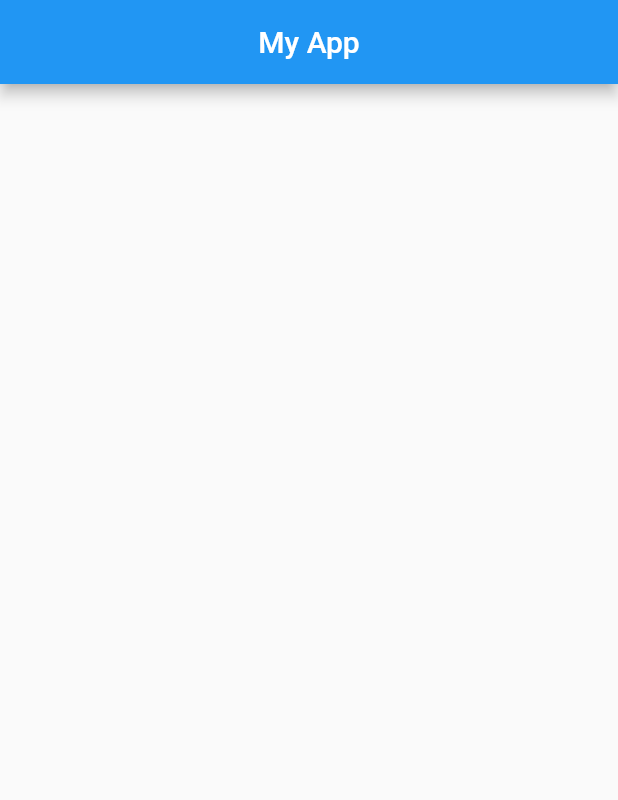
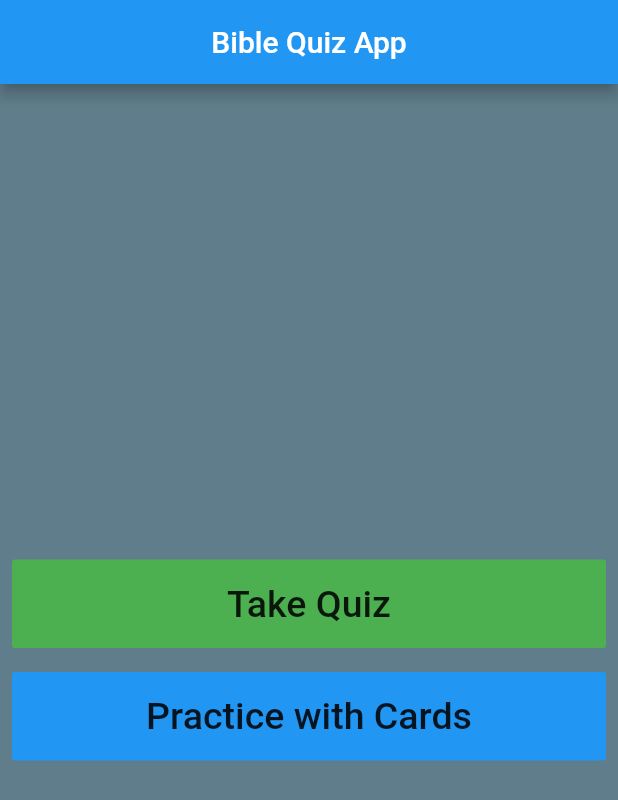
Before and after one commit to joesanthosh24/flutter_app, a Flutter app: the screen it shows after launch, on a phone screen of 412 x 824 dp. Shown: the top 800 px of the screen. Run offline on Flutter 3.47's test engine with Material 2 defaults, Android fonts, the phone set to English and light mode, and no system bars.

Commit message:
Created front page layout of app with quiz and practice buttons

```diff
--- a/lib/main.dart
+++ b/lib/main.dart
@@ -1,15 +1,59 @@
 import 'package:flutter/material.dart';
 
 void main() {
-  var materialApp = MaterialApp(
+  runApp(MyApp());
+}
+
+class MyApp extends StatelessWidget {
+  Widget build(BuildContext context) {
+    return MaterialApp(
       home: Scaffold(
         appBar: AppBar(
           backgroundColor: Colors.blue,
           title: Center(
-          child: Text('My App'),
+            child: Text('Bible Quiz App'),
+          ),
+        ),
+        body: Container(
+          color: Colors.blueGrey,
+          child: Column(
+            crossAxisAlignment: CrossAxisAlignment.stretch,
+            mainAxisAlignment: MainAxisAlignment.center,
+            children: <Widget>[
+              Padding(
+                padding: const EdgeInsets.all(8.0),
+                child: FlatButton(
+                  child: Padding(
+                    padding: const EdgeInsets.symmetric(vertical: 15.0),
+                    child: Text(
+                      'Take Quiz',
+                      style: TextStyle(
+                        fontSize: 25,
+                      ),
+                    ),
+                  ),
+                  onPressed: () {},
+                  color: Colors.green,
+                ),
+              ),
+              Padding(
+                padding: const EdgeInsets.all(8.0),
+                child: FlatButton(
+                  color: Colors.blue,
+                  onPressed: () {},
+                  child: Padding(
+                    padding: const EdgeInsets.symmetric(vertical: 15.0),
+                    child: Text(
+                      'Practice with Cards',
+                      style: TextStyle(fontSize: 25),
+                    ),
+                  ),
+                ),
+              ),
+            ],
           ),
         ),
       ),
     );
-  runApp(materialApp);
   }
+}
```
Also changed, not shown: 1 other file. Lines whose indentation alone changed are shown as unchanged.
